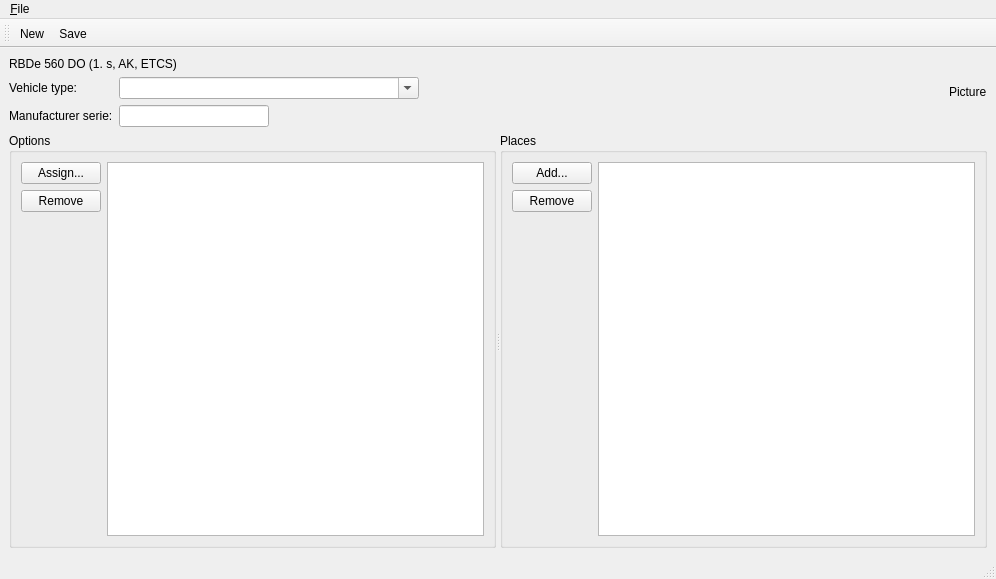
First picture: the form in libs/Railway_Widgets/src/Mdt/Railway/VehicleTypeEditionWindow.ui, repository scandyna/multidiagtools, before the edit.
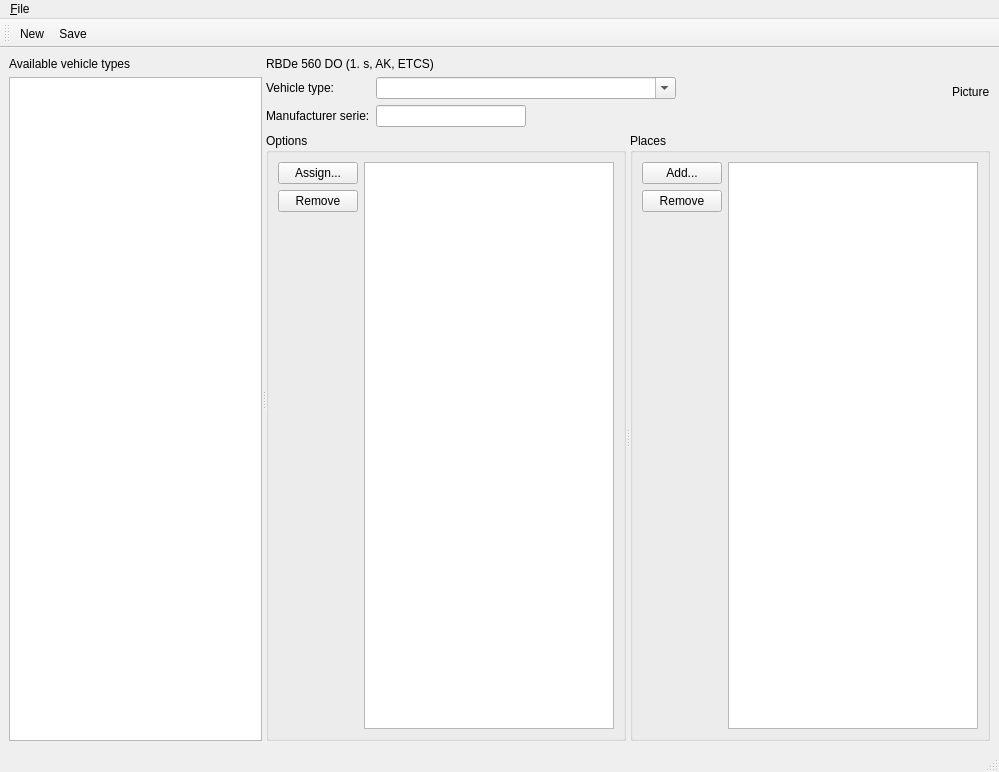
Second picture: the form after the edit. Icons and pictures are not drawn.

```diff
--- a/libs/Railway_Widgets/src/Mdt/Railway/VehicleTypeEditionWindow.ui
+++ b/libs/Railway_Widgets/src/Mdt/Railway/VehicleTypeEditionWindow.ui
@@ -6,14 +6,35 @@
    <rect>
     <x>0</x>
     <y>0</y>
-    <width>996</width>
-    <height>579</height>
+    <width>999</width>
+    <height>772</height>
    </rect>
   </property>
   <property name="windowTitle">
    <string>Vehicle type edition</string>
   </property>
   <widget class="QWidget" name="centralwidget">
+   <layout class="QVBoxLayout" name="verticalLayout_6">
+    <item>
+     <widget class="QSplitter" name="splitter">
+      <property name="orientation">
+       <enum>Qt::Horizontal</enum>
+      </property>
+      <widget class="QWidget" name="availableVehicleTypesWidget" native="true">
+       <layout class="QVBoxLayout" name="verticalLayout_5">
+        <item>
+         <widget class="QLabel" name="availableVehicleTypeLabel">
+          <property name="text">
+           <string>Available vehicle types</string>
+          </property>
+         </widget>
+        </item>
+        <item>
+         <widget class="QTableView" name="availableVehicleTypeView"/>
+        </item>
+       </layout>
+      </widget>
+      <widget class="QWidget" name="editionWidget" native="true">
    <layout class="QVBoxLayout" name="verticalLayout_4">
     <item>
      <layout class="QHBoxLayout" name="horizontalLayout">
@@ -94,7 +115,7 @@
      </layout>
     </item>
     <item>
-     <widget class="QSplitter" name="splitter">
+         <widget class="QSplitter" name="optionsPlacesSplitter">
       <property name="sizePolicy">
        <sizepolicy hsizetype="Expanding" vsizetype="MinimumExpanding">
         <horstretch>0</horstretch>
@@ -218,12 +239,16 @@
     </item>
    </layout>
   </widget>
+     </widget>
+    </item>
+   </layout>
+  </widget>
   <widget class="QMenuBar" name="menubar">
    <property name="geometry">
     <rect>
      <x>0</x>
      <y>0</y>
-     <width>996</width>
+     <width>999</width>
      <height>19</height>
     </rect>
    </property>
```
Lines whose indentation alone changed are shown as unchanged.
